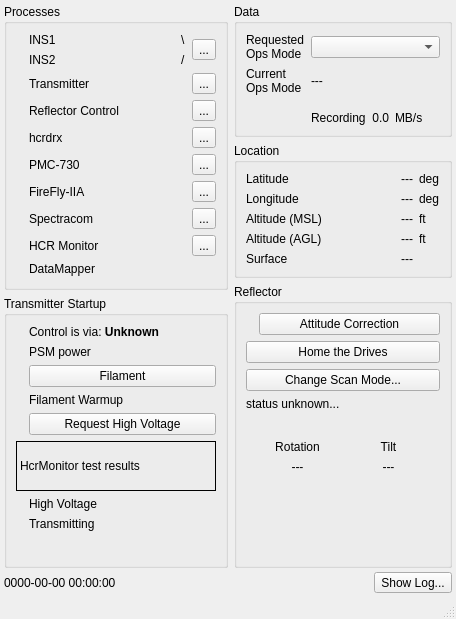
The window that src/hcrgui/HcrGuiMainWindow.ui (NCAR/HCR_instrument) describes before a commit, drawn with Qt 5.
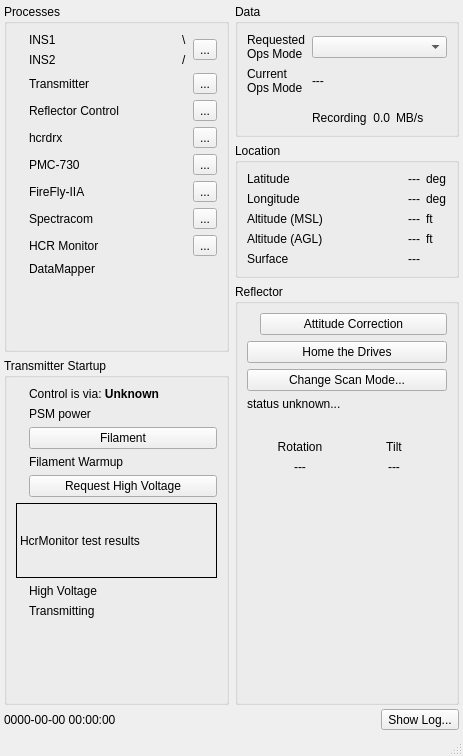
The same window after the commit. Icons and pictures are not drawn.

Diff of the .ui file:
```diff
--- a/src/hcrgui/HcrGuiMainWindow.ui
+++ b/src/hcrgui/HcrGuiMainWindow.ui
@@ -6,8 +6,8 @@
    <rect>
     <x>0</x>
     <y>0</y>
-    <width>456</width>
-    <height>619</height>
+    <width>463</width>
+    <height>756</height>
    </rect>
   </property>
   <property name="sizePolicy">
```
Left out of the diff: 24 changed lines with no effect on the pictures.
